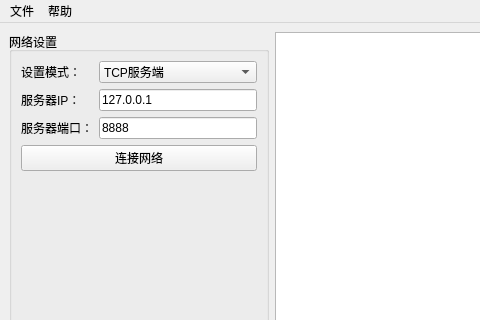
Qt form day07/code/PyQt5_development/ui/main_window.ui (ctcyyds/Study_Python) before a commit; both pictures show x 0 to 480 and y 0 to 320 of the 800 by 600 pixel window.
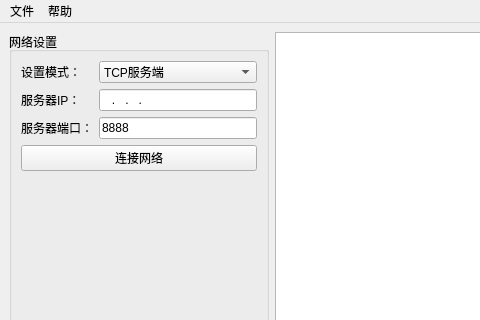
The same form after that commit. Icons and pictures are not drawn.

Diff of the .ui file:
```diff
--- a/day07/code/PyQt5_development/ui/main_window.ui
+++ b/day07/code/PyQt5_development/ui/main_window.ui
@@ -80,8 +80,11 @@
            </item>
            <item row="1" column="1">
             <widget class="QLineEdit" name="edit_target_ip">
+             <property name="inputMask">
+              <string>000.000.000.000</string>
+             </property>
              <property name="text">
-              <string>127.0.0.1</string>
+              <string>...</string>
              </property>
             </widget>
            </item>
```
Left out of the diff: 14 changed lines with no effect on the pictures.
